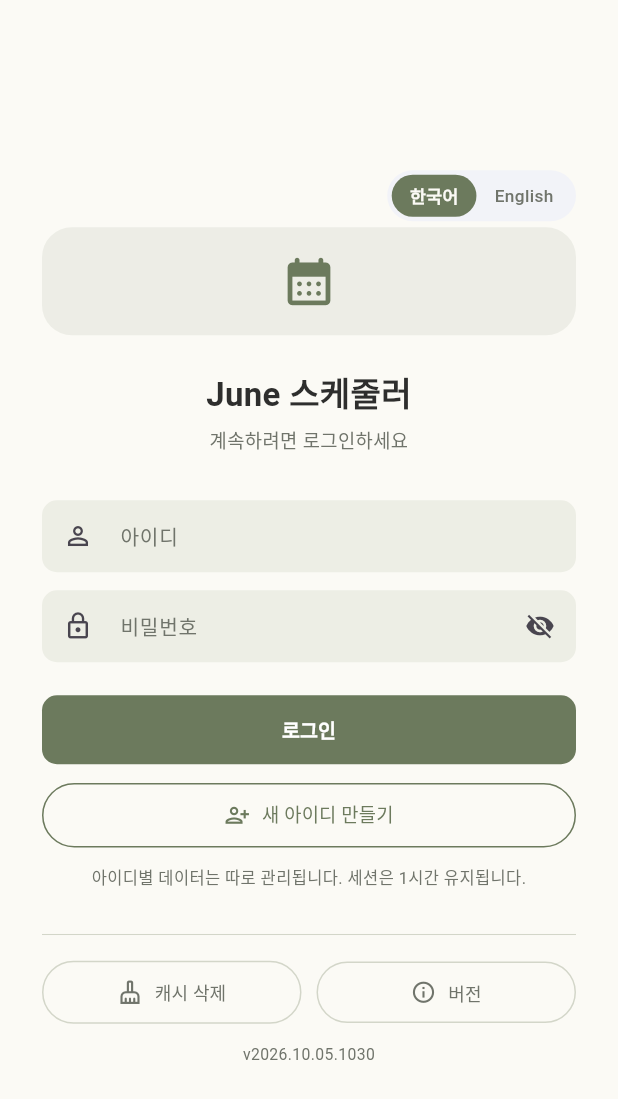
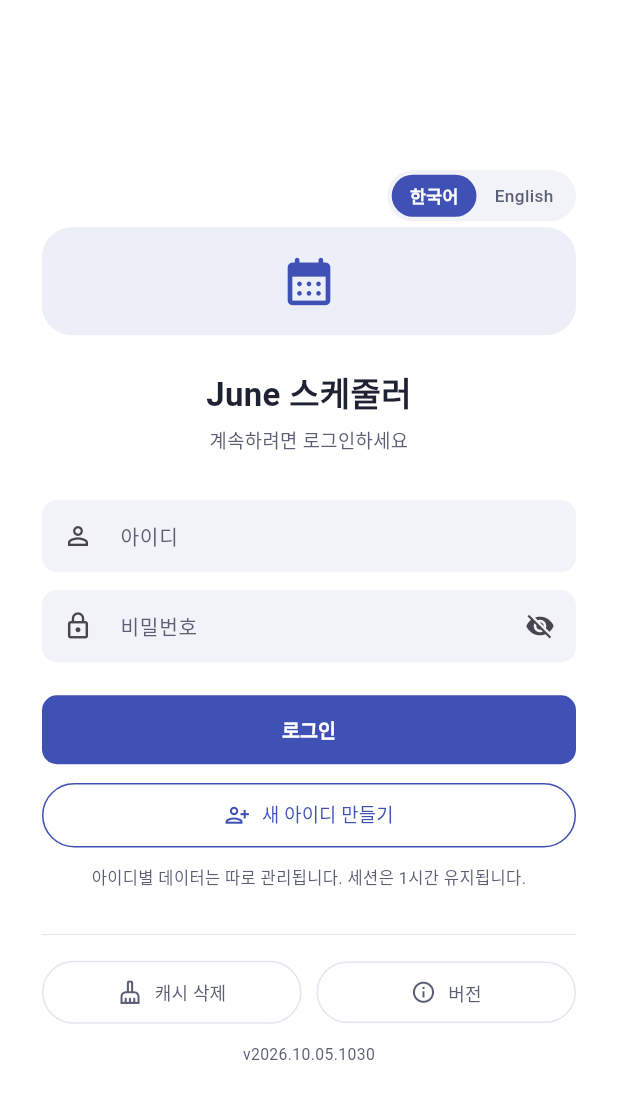
Before and after one commit to june7486/Scheduler, a Flutter app: the screen it shows after launch, on a phone screen of 412 x 824 dp. Shown: the top 1099 px of the screen. Run offline on Flutter 3.47's test engine with Material 3 defaults, Android fonts, the phone set to English and light mode, and no system bars; our stand-ins replace hive_flutter, pdf, printing, share_plus, shared_preferences; accounts and stored records are empty.

Commit message:
Restore indigo/blue Material color theme (keep dark mode). Revert natural sage/paper palette per user request.

```diff
--- a/lib/theme/app_theme.dart
+++ b/lib/theme/app_theme.dart
@@ -2,12 +2,11 @@ import 'package:flutter/material.dart';
 
 /// A resolved colour palette for one brightness (light or dark).
 ///
-/// The design follows a serene, natural "paper" aesthetic — a muted sage
-/// canvas, warm cream cards and soft charcoal type (referenced from the
-/// user's notice-poster palette). [indigo] is the primary accent (a quiet
-/// sage-olive); the rest stays deliberately low-key.
+/// The design blends Style 1 (Modern Material — indigo/blue, cards, soft
+/// shadows) with Style 3 (Minimal/Muji — whitespace, thin dividers, refined
+/// small typography). Indigo is the primary accent; the rest stays quiet.
 class AppPalette {
-  final Color indigo; // primary accent (sage olive)
+  final Color indigo; // primary accent (indigo)
   final Color indigoDark;
   final Color teal; // secondary accent
   final Color bg;
@@ -38,35 +37,35 @@ class AppPalette {
   });
 
   static const light = AppPalette(
-    indigo: Color(0xFF6C7A5D), // sage olive
-    indigoDark: Color(0xFF556149),
-    teal: Color(0xFF8D9C7B), // light sage
-    bg: Color(0xFFE4E6DC), // soft sage canvas
-    card: Color(0xFFFBFAF5), // warm cream paper
-    ink: Color(0xFF2E2E2D), // soft charcoal
-    inkSoft: Color(0xFF70746B), // muted olive-gray
-    line: Color(0xFFD3D6C9),
-    danger: Color(0xFFB0513C), // muted terracotta
-    soft: Color(0xFFEDEEE5),
-    paper: Color(0xFFF4F2E9),
-    tracker: Color(0xFFE2E4D8),
+    indigo: Color(0xFF3F51B5), // indigo
+    indigoDark: Color(0xFF303F9F),
+    teal: Color(0xFF00897B), // teal
+    bg: Color(0xFFF7F8FC), // soft blue-gray canvas
+    card: Color(0xFFFFFFFF), // white cards
+    ink: Color(0xFF1F2233), // near-black ink
+    inkSoft: Color(0xFF5A5F73), // muted gray
+    line: Color(0xFFE3E6EF),
+    danger: Color(0xFFE53935), // red
+    soft: Color(0xFFF2F3F8),
+    paper: Color(0xFFFAF9F6),
+    tracker: Color(0xFFEDEFF5),
     onAccent: Color(0xFFFFFFFF),
   );
 
   static const dark = AppPalette(
-    indigo: Color(0xFFA7B892), // light sage
-    indigoDark: Color(0xFF80906C),
-    teal: Color(0xFF9DB08A),
-    bg: Color(0xFF171A14),
-    card: Color(0xFF22261E),
-    ink: Color(0xFFECEDE2),
-    inkSoft: Color(0xFFA2A996),
-    line: Color(0xFF373C30),
-    danger: Color(0xFFE08A75),
-    soft: Color(0xFF2C3127),
-    paper: Color(0xFF23271E),
-    tracker: Color(0xFF2B3026),
-    onAccent: Color(0xFF14170F),
+    indigo: Color(0xFF8C9EFF), // light indigo
+    indigoDark: Color(0xFF5C6BC0),
+    teal: Color(0xFF4DB6AC),
+    bg: Color(0xFF111219),
+    card: Color(0xFF1C1E27),
+    ink: Color(0xFFECEDF5),
+    inkSoft: Color(0xFF9EA3B8),
+    line: Color(0xFF2B2D3A),
+    danger: Color(0xFFEF5350),
+    soft: Color(0xFF262833),
+    paper: Color(0xFF1B1D26),
+    tracker: Color(0xFF2A2C39),
+    onAccent: Color(0xFF0E0F14),
   );
 
   /// A soft tint of a category colour that stays visible on the surface.
```
